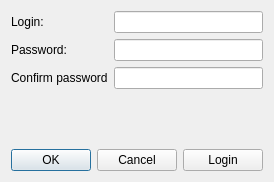
Old version of the form Chat/sources/registrationform.ui in the repository Darkoomen/Chat_QT.
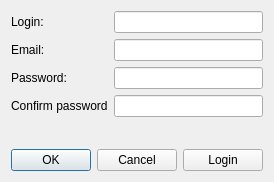
New version of the form.

The edit to the form file:
```diff
--- a/Chat/sources/registrationform.ui
+++ b/Chat/sources/registrationform.ui
@@ -23,14 +23,14 @@
        </property>
       </widget>
      </item>
-     <item row="1" column="0">
+     <item row="2" column="0">
       <widget class="QLabel" name="label_2">
        <property name="text">
         <string>Password:</string>
        </property>
       </widget>
      </item>
-     <item row="2" column="0">
+     <item row="3" column="0">
       <widget class="QLabel" name="label_3">
        <property name="text">
         <string>Confirm password</string>
@@ -40,20 +40,30 @@
      <item row="0" column="1">
       <widget class="QLineEdit" name="loginEdit"/>
      </item>
-     <item row="1" column="1">
-      <widget class="QLineEdit" name="passwordEdit">
-       <property name="echoMode">
-        <enum>QLineEdit::Password</enum>
-       </property>
-      </widget>
-     </item>
      <item row="2" column="1">
+      <widget class="QLineEdit" name="passwordEdit">
+       <property name="echoMode">
+        <enum>QLineEdit::Password</enum>
+       </property>
+      </widget>
+     </item>
+     <item row="3" column="1">
       <widget class="QLineEdit" name="passwordConfirmEdit">
        <property name="echoMode">
         <enum>QLineEdit::Password</enum>
        </property>
       </widget>
      </item>
+     <item row="1" column="0">
+      <widget class="QLabel" name="label_4">
+       <property name="text">
+        <string>Email:</string>
+       </property>
+      </widget>
+     </item>
+     <item row="1" column="1">
+      <widget class="QLineEdit" name="emailEdit"/>
+     </item>
     </layout>
    </item>
    <item>
```
Left out of the diff: 7 changed lines with no effect on the pictures.
